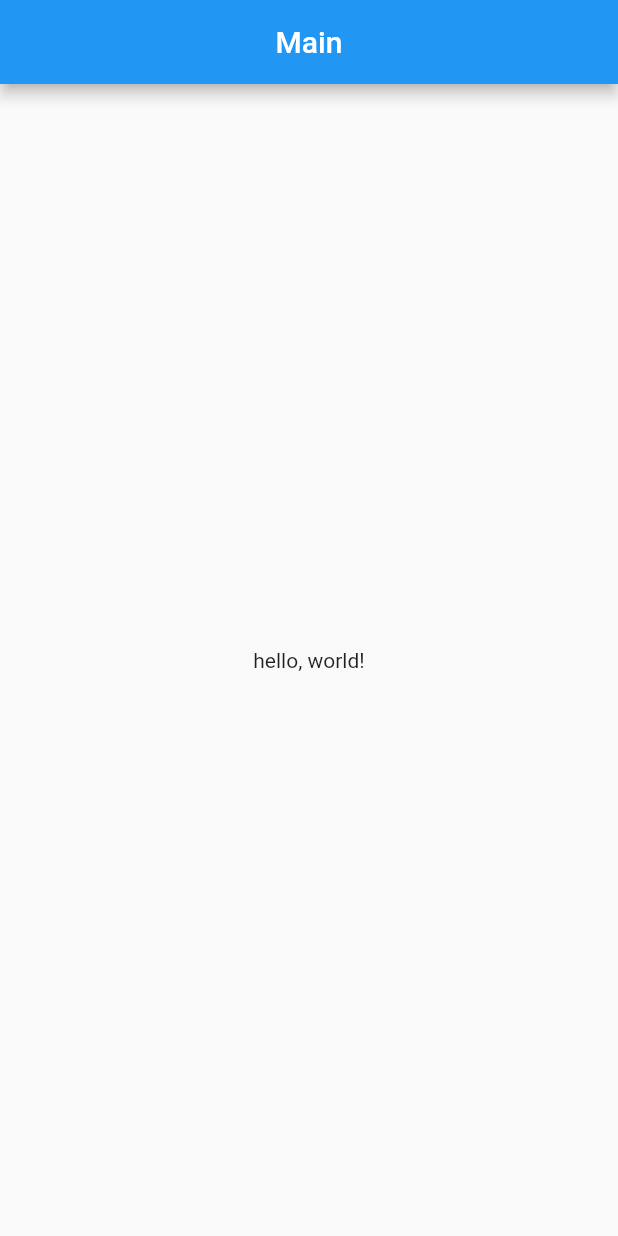
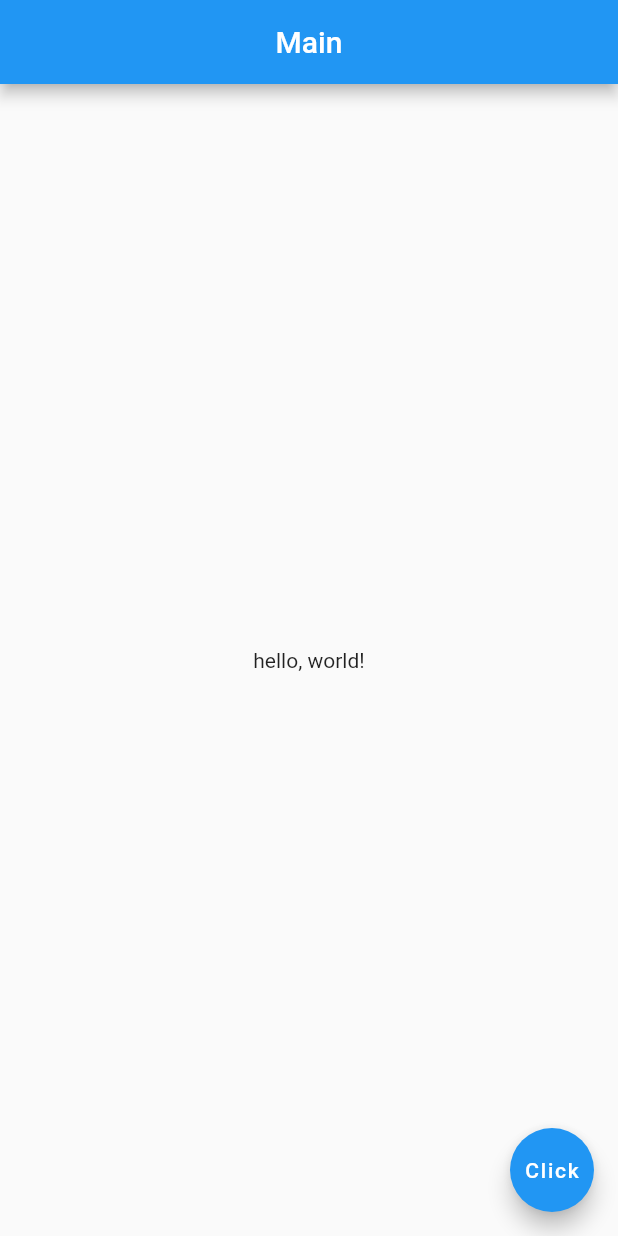
Before and after one commit to TheTahaYaseen/LearningFlutter, a Flutter app: the screen it shows after launch, on a phone screen of 412 x 824 dp. Run offline on Flutter 3.47's test engine with Material 2 defaults, Android fonts, the phone set to English and light mode, and no system bars.

Commit message:
Introduced Buttons And Child!

```diff
--- a/app/lib/main.dart
+++ b/app/lib/main.dart
@@ -40,6 +40,13 @@ class MainScreen extends StatelessWidget {
       body: const Center(
         child: Text("hello, world!"),
       ),
+      // A Button That Floats In The Scaffold
+      // OnPressed: Takes A Function To Execute When User Presses The Button
+      // Child: Specifies Child Of Any Widget
+      floatingActionButton: FloatingActionButton(
+        onPressed: () {},
+        child: const Text("Click"),
+      ),
     );
   }
 }
```
